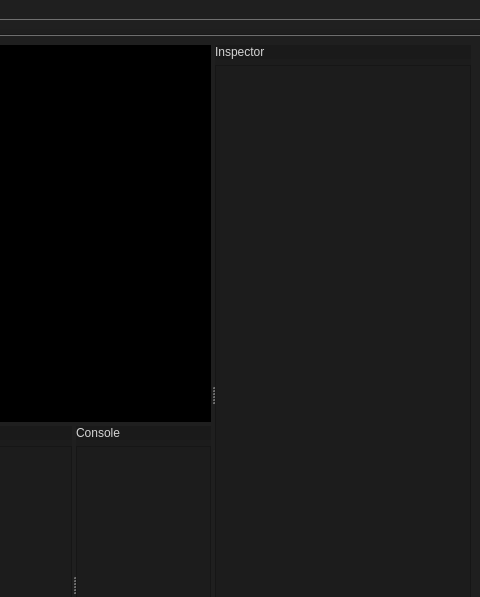
The window that startrak-ui/ui/main_layout.ui (JotaRata/StarTrak-continued) describes before a commit, drawn with Qt 5; both pictures show x 731 to 1211 and y 0 to 597 of the 1211 by 773 pixel window.
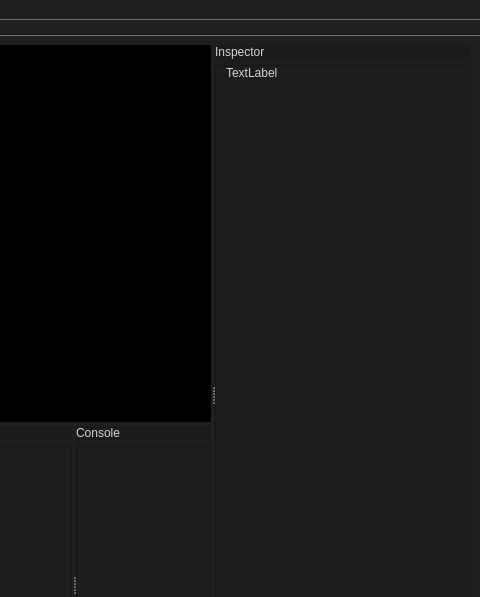
The same window after the commit.

The edit to the form file:
```diff
--- a/startrak-ui/ui/main_layout.ui
+++ b/startrak-ui/ui/main_layout.ui
@@ -729,6 +729,34 @@
              <height>672</height>
             </rect>
            </property>
+           <widget class="QLabel" name="label_info">
+            <property name="geometry">
+             <rect>
+              <x>10</x>
+              <y>0</y>
+              <width>231</width>
+              <height>471</height>
+             </rect>
+            </property>
+            <property name="sizePolicy">
+             <sizepolicy hsizetype="Preferred" vsizetype="Expanding">
+              <horstretch>0</horstretch>
+              <verstretch>0</verstretch>
+             </sizepolicy>
+            </property>
+            <property name="text">
+             <string>TextLabel</string>
+            </property>
+            <property name="scaledContents">
+             <bool>true</bool>
+            </property>
+            <property name="alignment">
+             <set>Qt::AlignLeading|Qt::AlignLeft|Qt::AlignTop</set>
+            </property>
+            <property name="margin">
+             <number>4</number>
+            </property>
+           </widget>
           </widget>
          </widget>
         </item>
```
Left out of the diff: 12 changed lines with no effect on the pictures.
